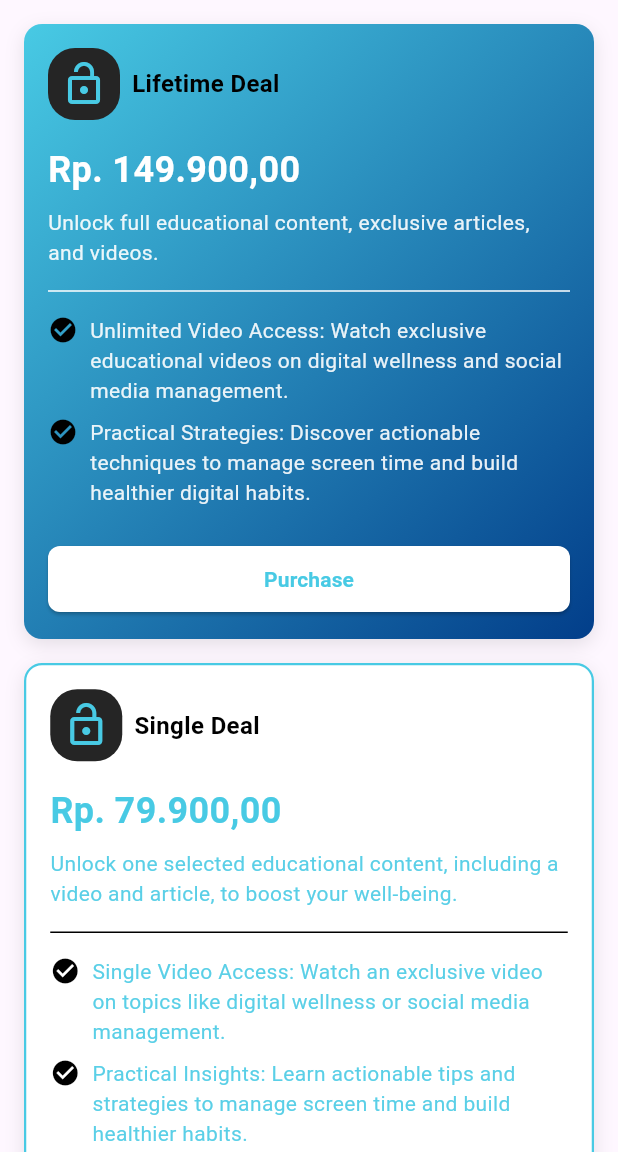
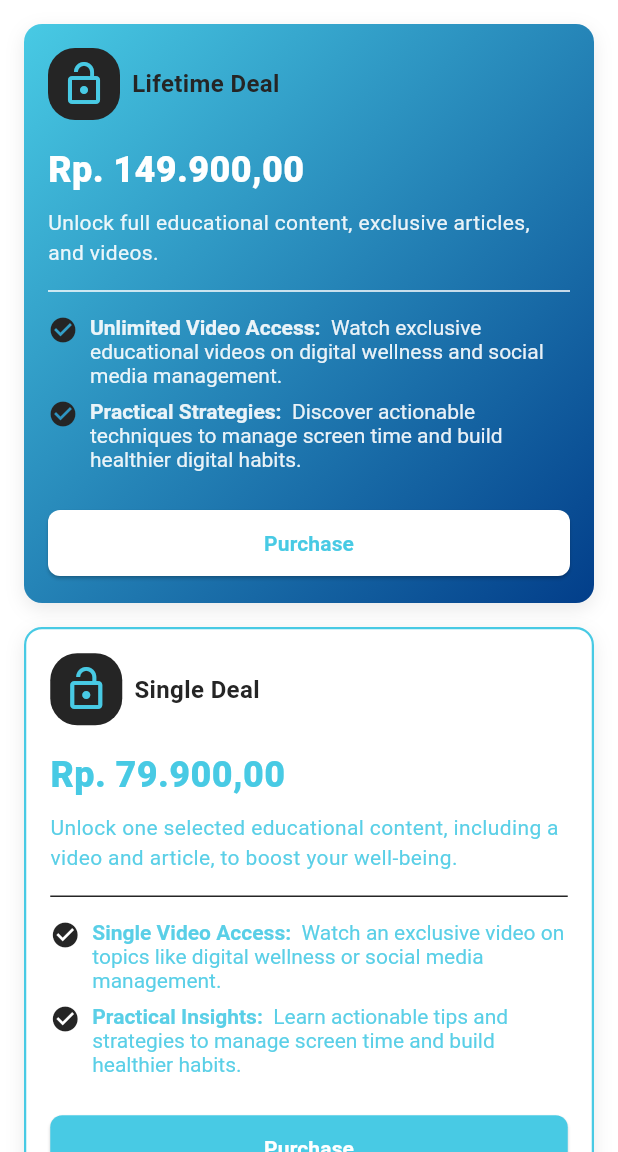
Before and after one commit to LouisFernando1204/fomate_frontend, a Flutter app: the screen it shows after launch, on a phone screen of 412 x 824 dp, the part 84-1236 px from its top. Run offline on Flutter 3.47's test engine with Material 3 defaults, Android fonts, the phone set to English and light mode, and no system bars; Roboto replaces fonts that are missing (Poppins).

```diff
--- a/lib/main.dart
+++ b/lib/main.dart
@@ -14,6 +14,7 @@ class MyApp extends StatelessWidget {
   @override
   Widget build(BuildContext context) {
     return MaterialApp(
+      debugShowCheckedModeBanner: false,
       title: 'Pricing App',
       theme: ThemeData(
         colorScheme: ColorScheme.fromSeed(seedColor: Colors.deepPurple),
--- /dev/null
+++ b/lib/utils/colors.dart
@@ -0,0 +1,10 @@
+import 'package:flutter/material.dart';
+
+class AppColors {
+  static const Color primaryColor = Color(0xFF48CAE4);
+  static const Color secondaryColor = Color(0xFF023E8A);
+  static const Color backgroundColor = Color(0xFFF6FAFB);
+  static const Color textColor_0 = Color(0xFFFFFFFF);
+  static const Color textColor_1 = Color(0xFF252525);
+  static const Color textColor_2 = Color(0xFFAEAEAE);
+}
--- a/lib/view/pages/pages.dart
+++ b/lib/view/pages/pages.dart
@@ -1,5 +1,6 @@
 import 'package:flutter/material.dart';
 import 'package:fomate_frontend/viewmodel/viewmodel.dart';
 import 'package:provider/provider.dart';
+import 'package:fomate_frontend/utils/colors.dart';
 
 part 'price_page.dart';
--- a/lib/view/pages/price_page.dart
+++ b/lib/view/pages/price_page.dart
@@ -20,24 +20,28 @@ class _PricePageState extends State<PricePage> {
     return Scaffold(
       resizeToAvoidBottomInset: true,
       appBar: AppBar(
-        backgroundColor: Color(0xFF48CAE4),
+        backgroundColor: AppColors.primaryColor,
         leading: IconButton(
           onPressed: () {
             Navigator.pop(context);
           },
           icon: const Icon(
             Icons.arrow_back,
-            color: Colors.white, // Menetapkan warna putih pada ikon
+            color: AppColors.textColor_0, // Menetapkan warna putih pada ikon
           ),
         ),
         title: const Text(
           "Pricing",
           style: TextStyle(
-            color: Colors.white,
+            color: AppColors.textColor_0,
+            fontFamily: 'Poppins',
+            fontSize: 22,
           ),
         ),
       ),
-      body: ChangeNotifierProvider<PricingViewmodel>(
+      body: Container(
+        color: Colors.white, // Set the background color to white
+        child: ChangeNotifierProvider<PricingViewmodel>(
           create: (_) => pricingViewmodel,
           child: SingleChildScrollView(
             child: Padding(
@@ -47,7 +51,7 @@ class _PricePageState extends State<PricePage> {
                 children: [
                   _buildPricingCard(
                     title: "Lifetime Deal",
-                    titleColor: Colors.black,
+                    titleColor: AppColors.textColor_1,
                     price: "Rp. 149.900,00",
                     description:
                         "Unlock full educational content, exclusive articles, and videos.",
@@ -55,15 +59,16 @@ class _PricePageState extends State<PricePage> {
                       "Unlimited Video Access: Watch exclusive educational videos on digital wellness and social media management.",
                       "Practical Strategies: Discover actionable techniques to manage screen time and build healthier digital habits."
                     ],
-                    color: Color(0xFF48CAE4),
-                    textColor: Colors.white,
-                    checkCircleColor: Colors.black,
-                    dividerColor: Colors.white,
-                    buttonContentColor: Color(0xFF48CAE4)),
+                    color: AppColors.primaryColor,
+                    textColor: AppColors.textColor_0,
+                    checkCircleColor: AppColors.textColor_1,
+                    dividerColor: AppColors.textColor_0,
+                    buttonContentColor: AppColors.primaryColor,
+                  ),
                   const SizedBox(height: 16),
                   _buildPricingCard(
                     title: "Single Deal",
-                    titleColor: Colors.black,
+                    titleColor: AppColors.textColor_1,
                     price: "Rp. 79.900,00",
                     description:
                         "Unlock one selected educational content, including a video and article, to boost your well-being.",
@@ -71,13 +76,15 @@ class _PricePageState extends State<PricePage> {
                       "Single Video Access: Watch an exclusive video on topics like digital wellness or social media management.",
                       "Practical Insights: Learn actionable tips and strategies to manage screen time and build healthier habits."
                     ],
-                    color: Colors.white,
-                    textColor: Color(0xFF48CAE4),
-                    dividerColor: Colors.black,
-                    checkCircleColor: Colors.black,
-                    borderColor: Color(0xFF48CAE4),
-                    buttonContentColor: Colors.white),
+                    color: AppColors.textColor_0,
+                    textColor: AppColors.primaryColor,
+                    dividerColor: AppColors.textColor_1,
+                    checkCircleColor: AppColors.textColor_1,
+                    borderColor: AppColors.primaryColor,
+                    buttonContentColor: AppColors.textColor_0,
+                  ),
                 ],
+              ),
             ),
           ),
         ),
@@ -101,24 +108,21 @@ class _PricePageState extends State<PricePage> {
     return Container(
       padding: const EdgeInsets.all(16.0),
       decoration: BoxDecoration(
-        // Cek jika judul adalah "Lifetime Deal", gunakan gradient
         gradient: title == "Lifetime Deal"
             ? LinearGradient(
-                colors: [Color(0xFF48CAE4), Color(0xFF023E8A)],
+                colors: [AppColors.primaryColor, AppColors.secondaryColor],
                 begin: Alignment.topLeft,
                 end: Alignment.bottomRight,
               )
             : null,
-        color: title != "Lifetime Deal"
-            ? color
-            : null, // Tetapkan color jika bukan Lifetime Deal
+        color: title != "Lifetime Deal" ? color : null,
         borderRadius: BorderRadius.circular(12.0),
         border: borderColor != null
             ? Border.all(color: borderColor, width: 1.5)
             : null,
         boxShadow: [
           BoxShadow(
-            color: Colors.black.withOpacity(0.1),
+            color: AppColors.textColor_1.withOpacity(0.1),
             blurRadius: 10,
             offset: const Offset(0, 4),
           )
@@ -131,15 +135,14 @@ class _PricePageState extends State<PricePage> {
             crossAxisAlignment: CrossAxisAlignment.center,
             children: [
               Container(
-                padding: const EdgeInsets.all(
-                    8.0), // Memberikan jarak di dalam container
+                padding: const EdgeInsets.all(8.0),
                 decoration: BoxDecoration(
-                  color: Color(0xFF252525), // Warna latar belakang hitam
-                  borderRadius: BorderRadius.circular(18.0), // Sudut melengkung
+                  color: AppColors.textColor_1,
+                  borderRadius: BorderRadius.circular(18.0),
                 ),
                 child: Icon(
                   Icons.lock_open,
-                  color: Color(0xFF48CAE4),
+                  color: AppColors.primaryColor,
                   size: 32.0,
                 ),
               ),
@@ -148,7 +151,8 @@ class _PricePageState extends State<PricePage> {
                 title,
                 style: TextStyle(
                   color: titleColor,
-                  fontWeight: FontWeight.bold,
+                  fontFamily: 'Poppins',
+                  fontWeight: FontWeight.w600,
                   fontSize: 16.0,
                 ),
               ),
@@ -159,7 +163,8 @@ class _PricePageState extends State<PricePage> {
             price,
             style: TextStyle(
               color: textColor,
-              fontWeight: FontWeight.bold,
+              fontFamily: 'Poppins',
+              fontWeight: FontWeight.w900,
               fontSize: 24.0,
             ),
           ),
@@ -168,6 +173,7 @@ class _PricePageState extends State<PricePage> {
             description,
             style: TextStyle(
               color: textColor.withOpacity(0.9),
+              fontFamily: 'Poppins',
               fontSize: 14.0,
             ),
           ),
@@ -193,11 +199,27 @@ class _PricePageState extends State<PricePage> {
                         ),
                         const SizedBox(width: 8.0),
                         Expanded(
-                          child: Text(
-                            feature,
+                          child: RichText(
+                            text: TextSpan(
+                              children: [
+                                TextSpan(
+                                  text: feature.split(":")[0] + ": ",
                                   style: TextStyle(
                                     color: textColor.withOpacity(0.9),
                                     fontSize: 14.0,
+                                    fontFamily: 'Poppins',
+                                    fontWeight: FontWeight.w700,
+                                  ),
+                                ),
+                                TextSpan(
+                                  text: feature.split(":")[1],
+                                  style: TextStyle(
+                                    color: textColor.withOpacity(0.9),
+                                    fontSize: 14.0,
+                                    fontFamily: 'Poppins',
+                                  ),
+                                ),
+                              ],
                             ),
                           ),
                         ),
@@ -224,7 +246,6 @@ class _PricePageState extends State<PricePage> {
                     }
                   } catch (e) {
                     print("Terjadi kesalahan saat melakukan pembelian: $e");
-                    // Menangani error atau memberikan feedback ke pengguna
                   }
                 },
                 style: ElevatedButton.styleFrom(
@@ -238,7 +259,8 @@ class _PricePageState extends State<PricePage> {
                   "Purchase",
                   style: TextStyle(
                     color: buttonContentColor,
-                    fontWeight: FontWeight.bold,
+                    fontWeight: FontWeight.w600,
+                    fontFamily: 'Poppins',
                   ),
                 ),
               ),
```
Also changed, not shown: pubspec.yaml (+21 -0 lines), assets/fonts/Poppins-Bold.ttf (added), assets/fonts/Poppins-ExtraBold.ttf (added), assets/fonts/Poppins-Italic.ttf (added), assets/fonts/Poppins-Medium.ttf (added), assets/fonts/Poppins-MediumItalic.ttf (added), assets/fonts/Poppins-Regular.ttf (added), assets/fonts/Poppins-SemiBold.ttf (added), assets/fonts/ProzaLibre-BoldItalic.ttf (added). Lines whose indentation alone changed are shown as unchanged.
